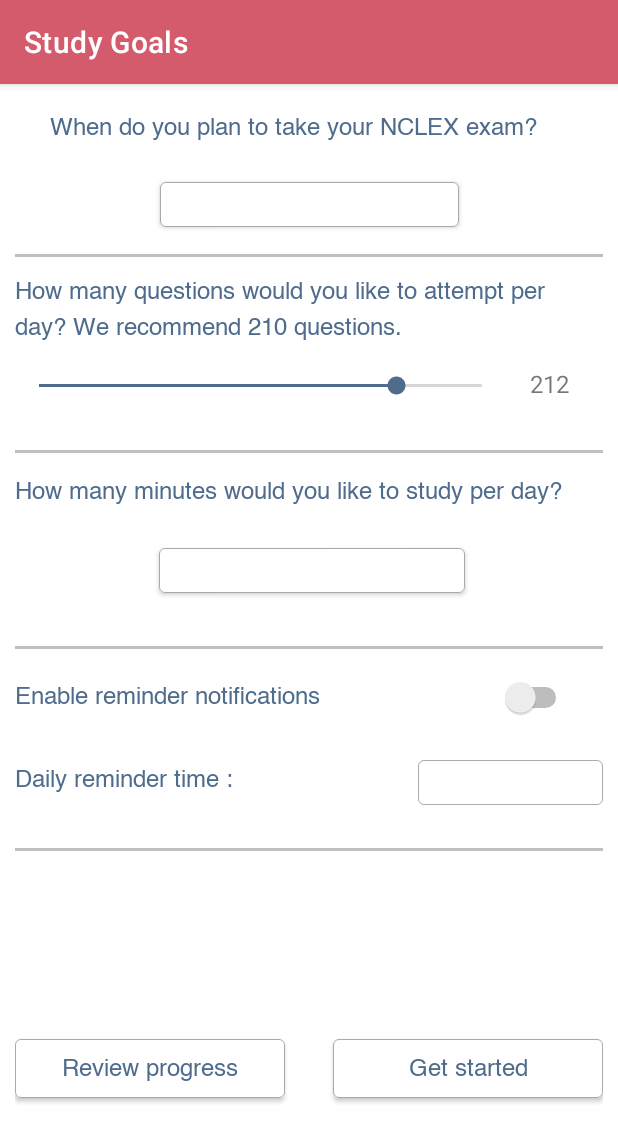
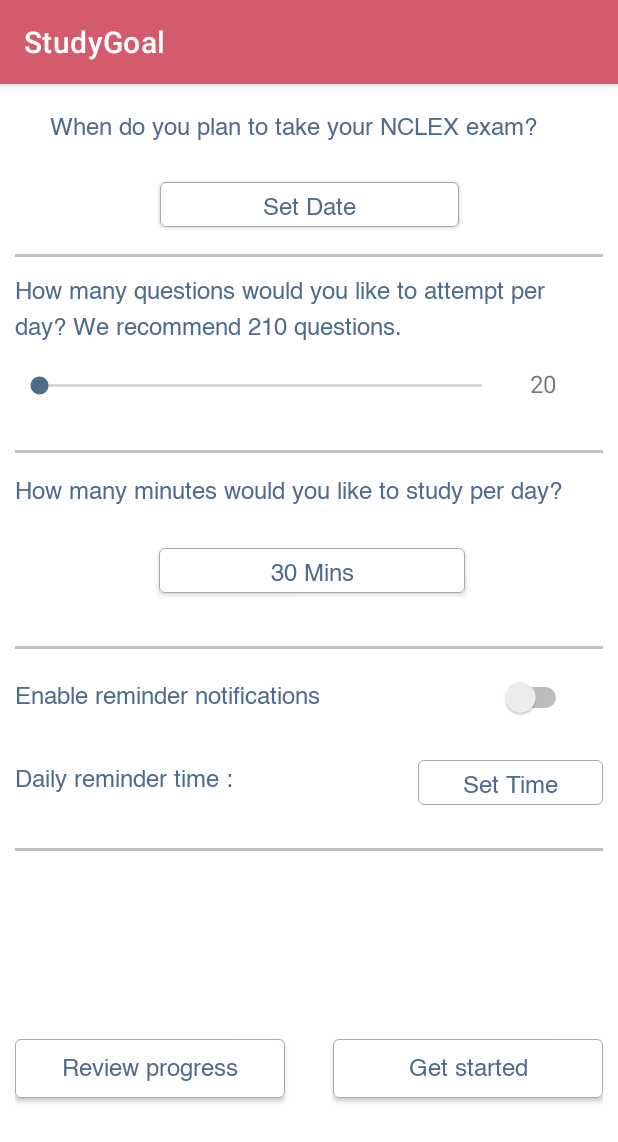
Before and after one commit to Tijil-Parmar/Android_Training, an Android app: the screen it shows after launch (MainActivity), on a phone screen of 412 x 824 dp. Shown: the top 1142 px of the screen. Run offline under Robolectric (Android 15) with nearby library versions, the phone set to English and light mode, and no system bars.

Commit message:
12/02/2021 Update

```diff
--- a/app/src/main/java/com/example/StudyGoals/MainActivity.java
+++ b/app/src/main/java/com/example/StudyGoals/MainActivity.java
@@ -22,46 +22,35 @@ import java.util.Calendar;
 
 public class MainActivity extends AppCompatActivity implements DatePickerDialog.OnDateSetListener, TimePickerDialog.OnTimeSetListener {
 
-    Button displayStudyTime;
+    public static SharedPreferences preferences;
+    TextView displayStudyTime;
     TextView displayUserSelectedQuestions;
     SeekBar numberOfQuestionsSeekbar;
     Switch studyReminderSwitch;
-    Button displayReminderTimeBtn;//Convert buttons to textView
+    TextView displayReminderTimeBtn;
     Button getStartedBtn;
-    Button displayExamDate;
+    TextView displayExamDate;
     boolean saveSwitchState;
 
-//    @RequiresApi(api = Build.VERSION_CODES.M)
-//    public static SharedPreferences preferences;
-//    @RequiresApi(api = Build.VERSION_CODES.M)
     protected void onCreate(Bundle savedInstanceState) {
         super.onCreate(savedInstanceState);
-//        preferences = getSharedPreferences( getPackageName() + "_preferences", MODE_PRIVATE);
-        setTitle("Study Goals");
         setContentView(R.layout.activity_main);
         numberOfQuestionsSeekbar =findViewById(R.id.numberOfQuestionsSeekbar);
         numberOfQuestionsSeekbar.incrementProgressBy(10);
         numberOfQuestionsSeekbar.setMax(270);
-        if (Build.VERSION.SDK_INT >= Build.VERSION_CODES.O) {
-            numberOfQuestionsSeekbar.setMin(20);
-        }
-        //setting the state of the switch a
         studyReminderSwitch =findViewById(R.id.enableNotificationSwitch);
-        displayExamDate = (Button) findViewById(R.id.setDateButton);
-        displayReminderTimeBtn = (Button) findViewById(R.id.setTimeButton);
-        displayStudyTime =findViewById(R.id.setDurationButton);
+        displayExamDate = findViewById(R.id.setDateTV);
+        displayReminderTimeBtn = findViewById(R.id.setTimeTV);
+        displayStudyTime =findViewById(R.id.setDurationTV);
         displayUserSelectedQuestions =findViewById(R.id.numberOfQuestionsSeekBar);
-
-        StudyGoal studyGoal=new StudyGoal(displayExamDate.getText().toString(), displayStudyTime.getText().toString(), displayUserSelectedQuestions.getText().toString(), displayReminderTimeBtn.getText().toString(), studyReminderSwitch.isChecked());
-
+        StudyGoal studyGoal=StudyGoal.getStudyGoalobject();
         displayExamDate.setText(studyGoal.getExamDate());
-        displayReminderTimeBtn.setText(studyGoal.getReminderTime());
-//        sliderValue.setText(studyGoal.getNumberOfQuestions());
-        displayStudyTime.setText(studyGoal.getDuration());
-        studyReminderSwitch.setChecked(studyGoal.getSwitchState());
-        displayExamDate.setText(studyGoal.getExamDate());
-//        studyGoal.SGfetchdata();
-        //Set Time button on click implementation
+        displayStudyTime.setText(studyGoal.getStudyDuration()+" Mins");
+        displayReminderTimeBtn.setText(studyGoal.getNotificationReminderTime());
+        displayUserSelectedQuestions.setText(studyGoal.getNumberOfQuestions()+" ");
+        numberOfQuestionsSeekbar.setProgress((studyGoal.getNumberOfQuestions()));
+        studyReminderSwitch.setChecked(studyGoal.getReminder());
+        preferences = getSharedPreferences( getPackageName() + "_preferences", MODE_PRIVATE);
         displayReminderTimeBtn.setOnClickListener(new View.OnClickListener() {
             @Override
             public void onClick(View view) {
@@ -84,7 +73,6 @@ public class MainActivity extends AppCompatActivity implements DatePickerDialog.
                 }
             }
         });
-        //Below we have the implementation for Setting number of Minutes per Day by the user
         final int[] hourDuration = new int[1];
         final int[] minuteDuration = new int[1];
         displayStudyTime.setOnClickListener(new View.OnClickListener() {
@@ -100,6 +88,8 @@ public class MainActivity extends AppCompatActivity implements DatePickerDialog.
                             Calendar c1=Calendar.getInstance();
                             c1.set(0,0,0, hourDuration[0], minuteDuration[0]);
                             displayStudyTime.setText(android.text.format.DateFormat.format("hh:mm",c1));
+                                studyGoal.studyDuration = hourDuration[0]*60 + minuteDuration[0];
+                                displayStudyTime.setText(studyGoal.studyDuration+" Mins");
                             }
                         },24,0,true
                 );
@@ -120,12 +110,10 @@ public class MainActivity extends AppCompatActivity implements DatePickerDialog.
 
             @Override
             public void onStartTrackingTouch(SeekBar seekBar) {
-
             }
 
             @Override
             public void onStopTrackingTouch(SeekBar seekBar) {
-
             }
         });
         //"Set Date" implementation
@@ -140,16 +128,16 @@ public class MainActivity extends AppCompatActivity implements DatePickerDialog.
         getStartedBtn.setOnClickListener(new View.OnClickListener() {
             @Override
             public void onClick(View view) {
-                studyGoal.setDuration(displayStudyTime.getText().toString());
-                studyGoal.setExamDate(displayExamDate.getText().toString());
-                studyGoal.setNumberOfQuestions(displayUserSelectedQuestions.getText().toString());
-                studyGoal.setReminderTime(displayReminderTimeBtn.getText().toString());
-                studyGoal.setSwitchState(saveSwitchState);
+                String a= (String) displayUserSelectedQuestions.getText();
+                studyGoal.numberOfQuestions=Integer.parseInt(a);
+                studyGoal.examDate= (String) displayExamDate.getText();
+                studyGoal.isReminder=saveSwitchState;
+                studyGoal.notificationReminderTime= (String) displayReminderTimeBtn.getText();
+                studyGoal.studyDuration= Integer.parseInt((String) displayStudyTime.getText());
+                studyGoal.toString();
             }
         });
     }
-
-
 
     @Override
     public void onDateSet(DatePicker datePicker, int year, int month, int day) {
@@ -158,14 +146,13 @@ public class MainActivity extends AppCompatActivity implements DatePickerDialog.
         c.set(Calendar.MONTH, month);
         c.set(Calendar.DAY_OF_MONTH, day);
         String examDateString = DateFormat.getDateInstance().format(c.getTime());
-        Button setDate=(Button)findViewById(R.id.setDateButton);
+        TextView setDate=findViewById(R.id.setDateTV);
         setDate.setText(examDateString);
-
     }
 
     @Override
     public void onTimeSet(TimePicker timePicker, int hour, int minute) {
-        displayReminderTimeBtn = findViewById(R.id.setTimeButton);
+        displayReminderTimeBtn = findViewById(R.id.setTimeTV);
         displayReminderTimeBtn.setText(hour+":"+minute);
     }
 }
--- a/app/src/main/java/com/example/StudyGoals/StudyGoal.java
+++ b/app/src/main/java/com/example/StudyGoals/StudyGoal.java
@@ -1,106 +1,79 @@
 package com.example.StudyGoals;
 
-import android.os.Build;
-import android.util.Log;
+public class StudyGoal {
+    String examDate = "Set Date";
+    String notificationReminderTime = "Set Time";
+    int numberOfQuestions = 20;
+    int studyDuration = 30;
+    Boolean isReminder = false;
+    static StudyGoal studyGoal;
 
-import androidx.annotation.RequiresApi;
-
-public class StudyGoal {
-    String examDate, duration, numberOfQuestions, reminderTime;
-    Boolean switchState;
-    public static final String SET_DURATION = "";
-    public static final String SET_TIME = "";
-    public static final String SET_DATE = "";
-    public static final String NO_OF_QUESTIONS = "";
-    public static final Boolean SWITCH_STATE= Boolean.valueOf("switchstate");
-    StudyGoal(){
-
-    }
-    public StudyGoal(String examDate, String duration, String numberOfQuestions, String reminderTime, Boolean switchState) {
-        this.examDate = examDate;
-        Log.d("examDateConstructor",examDate);
-        this.duration = duration;
-        this.numberOfQuestions = numberOfQuestions;
-        this.reminderTime = reminderTime;
-        this.switchState = switchState;
+    private StudyGoal() {
     }
 
-//    @RequiresApi(api = Build.VERSION_CODES.M)
-//    public void run()
-//    {
-////        StudyGoalManager studyGoalManager = new StudyGoalManager(examDate, duration, numberOfQuestions, reminderTime, switchState);
-////        studyGoalManager.commitData();
-//
-//    }
-//    @RequiresApi(api = Build.VERSION_CODES.M)
-//    public void SGfetchdata() {
-//        StudyGoalManager study = new StudyGoalManager();
-//        examDate = study.getExamDate();
-//        duration = study.getDuration();
-//        numberOfQuestions = study.getNumberOfQuestions();
-//        reminderTime = study.getReminderTime();
-//        switchState = study.getSwitchState();
-//    }
-
-    @RequiresApi(api = Build.VERSION_CODES.M)
-    public String getExamDate() {
-        MainActivity.preferences.getString(SET_DATE,"Set Date");
-        Log.d("examDate in Getter",SET_DATE);
-        return SET_DATE;
+    public static StudyGoal getStudyGoalobject() {
+        if (studyGoal == null) {
+            studyGoal = new StudyGoal();
+        }
+        return studyGoal;
     }
 
-    @RequiresApi(api = Build.VERSION_CODES.M)
-    public void setExamDate(String examDate) {
-        MainActivity.preferences.edit().putString(SET_DATE, examDate).commit();
-        Log.d("examDate in Setter",SET_DATE);
-        this.examDate = SET_DATE;
+    public String getExamDate() {
+        return examDate;
     }
 
-    @RequiresApi(api = Build.VERSION_CODES.M)
-    public String getDuration() {
-        MainActivity.preferences.getString(SET_DURATION,"Set Duration");
-        return SET_DURATION;
+    public void setExamDate(String examDate) {
+        this.examDate = examDate;
     }
 
-    @RequiresApi(api = Build.VERSION_CODES.M)
-    public void setDuration(String duration) {
-        MainActivity.preferences.edit().putString(SET_DURATION, duration).commit();
-        this.duration = SET_DURATION;
+    public String getNotificationReminderTime() {
+        return notificationReminderTime;
     }
 
-    @RequiresApi(api = Build.VERSION_CODES.M)
-    public String getNumberOfQuestions() {
-        MainActivity.preferences.getString( NO_OF_QUESTIONS ,"30");
-        return NO_OF_QUESTIONS;
+    public void setNotificationReminderTime(String notificationReminderTime) {
+        this.notificationReminderTime = notificationReminderTime;
     }
 
-    @RequiresApi(api = Build.VERSION_CODES.M)
-    public void setNumberOfQuestions(String numberOfQuestions) {
-        MainActivity.preferences.edit().putString(NO_OF_QUESTIONS, numberOfQuestions).commit();
-        this.numberOfQuestions = NO_OF_QUESTIONS;
+    public int getNumberOfQuestions() {
+        return numberOfQuestions;
     }
 
-    @RequiresApi(api = Build.VERSION_CODES.M)
-    public String getReminderTime() {
-        MainActivity.preferences.getString(SET_TIME,"Set Time");
-        return SET_TIME;
+    public void setNumberOfQuestions(int numberOfQuestions) {
+        this.numberOfQuestions = numberOfQuestions;
     }
 
-    @RequiresApi(api = Build.VERSION_CODES.M)
-    public void setReminderTime(String reminderTime) {
-        MainActivity.preferences.edit().putString(SET_TIME, reminderTime).commit();
-        this.reminderTime = SET_TIME;
+    public int getStudyDuration() {
+        return studyDuration;
     }
 
-    @RequiresApi(api = Build.VERSION_CODES.M)
-    public Boolean getSwitchState() {
-        MainActivity.preferences.getBoolean(String.valueOf(SWITCH_STATE),false);
-        return SWITCH_STATE;
+    public void setStudyDuration(int studyDuration) {
+        this.studyDuration = studyDuration;
     }
 
-    @RequiresApi(api = Build.VERSION_CODES.M)
-    public void setSwitchState(Boolean switchState) {
-        MainActivity.preferences.edit().putBoolean(String.valueOf(SWITCH_STATE), switchState).commit();
-        this.switchState = SWITCH_STATE;
+    public Boolean getReminder() {
+        return isReminder;
+    }
+
+    public void setReminder(Boolean reminder) {
+        isReminder = reminder;
+    }
+
+    public static StudyGoal getStudyGoal() {
+        return studyGoal;
+    }
+
+    public static void setStudyGoal(StudyGoal studyGoal) {
+        StudyGoal.studyGoal = studyGoal;
+    }
+
+    @Override
+    public String toString() {
+        return "StudyGoal{" +
+                "examDate='" + examDate + '\'' +
+                ", studyDuration='" + studyDuration + '\'' +
+                ", numberOfQuestions='" + numberOfQuestions + '\'' +
+                ", notificationReminderTime='" + notificationReminderTime + '\'' +
+                ", isReminder=" + isReminder +
+                '}';
     }
 }
--- a/app/src/main/res/drawable/rounded_button.xml
+++ /dev/null
@@ -1,6 +0,0 @@
-<?xml version="1.0" encoding="utf-8"?>
-<shape xmlns:android="http://schemas.android.com/apk/res/android"
-    android:shape="rectangle">
-    <corners android:radius="7dp"></corners>
-
-</shape>
--- /dev/null
+++ b/app/src/main/res/drawable/textviewborder.xml
@@ -0,0 +1,6 @@
+<?xml version="1.0" encoding="utf-8"?>
+<shape xmlns:android="http://schemas.android.com/apk/res/android">
+    <solid android:color="@android:color/white" />
+    <stroke android:width="1dip" android:color="#B5B5B5"/>
+    <corners android:radius="5dp"></corners>
+</shape>
--- a/app/src/main/res/layout-v28/activity_main.xml
+++ b/app/src/main/res/layout-v28/activity_main.xml
@@ -67,7 +67,7 @@
             app:layout_constraintEnd_toEndOf="parent"
             app:layout_constraintHorizontal_bias="0.0"
             app:layout_constraintStart_toStartOf="parent"
-            app:layout_constraintTop_toBottomOf="@+id/setDateButton" />
+            app:layout_constraintTop_toBottomOf="@+id/setDateTV" />
 
         <TextView
             android:id="@+id/numberOfMinutesTextView"
@@ -103,7 +103,7 @@
             tools:ignore="UseSwitchCompatOrMaterialXml" />
 
         <com.google.android.material.button.MaterialButton
-            android:id="@+id/setDateButton"
+            android:id="@+id/setDateTV"
             android:layout_width="199dp"
             android:layout_height="42dp"
             android:layout_marginLeft="10dp"
@@ -132,7 +132,7 @@
             app:layout_constraintBottom_toTopOf="@+id/numberOfQuestionsTextView"
             app:layout_constraintEnd_toEndOf="parent"
             app:layout_constraintStart_toStartOf="parent"
-            app:layout_constraintTop_toBottomOf="@+id/setDateButton" />
+            app:layout_constraintTop_toBottomOf="@+id/setDateTV" />
 
         <com.google.android.material.button.MaterialButton
             android:id="@+id/reviewProgressButton"
@@ -197,11 +197,11 @@
             app:layout_constraintHorizontal_bias="0.0"
             app:layout_constraintStart_toStartOf="parent"
             android:clickable="false"
-            app:layout_constraintTop_toBottomOf="@+id/setDurationButton"
+            app:layout_constraintTop_toBottomOf="@+id/setDurationTV"
             app:layout_constraintVertical_bias="0.648" />
 
         <com.google.android.material.button.MaterialButton
-            android:id="@+id/setTimeButton"
+            android:id="@+id/setTimeTV"
             android:layout_width="123dp"
             android:layout_height="42dp"
             android:layout_marginBottom="144dp"
@@ -221,7 +221,7 @@
             app:strokeWidth="0.7dp" />
 
         <com.google.android.material.button.MaterialButton
-            android:id="@+id/setDurationButton"
+            android:id="@+id/setDurationTV"
             android:layout_width="204dp"
             android:layout_height="42dp"
             android:layout_marginLeft="5dp"
--- a/app/src/main/res/layout/activity_main.xml
+++ b/app/src/main/res/layout/activity_main.xml
@@ -36,7 +36,7 @@
             app:layout_constraintHorizontal_bias="0.0"
             app:layout_constraintStart_toStartOf="parent"
             app:layout_constraintTop_toBottomOf="@+id/numberOfQuestionsSeekbar"
-            app:layout_constraintVertical_bias="0.289" />
+            app:layout_constraintVertical_bias="0.666" />
 
         <TextView
             android:id="@+id/examDateTextView"
@@ -57,16 +57,18 @@
             android:id="@+id/numberOfQuestionsTextView"
             android:layout_width="387dp"
             android:layout_height="46dp"
-            android:layout_marginTop="24dp"
+            android:layout_marginBottom="161dp"
             android:fontFamily="@font/helvetica"
             android:lineSpacingExtra="8sp"
             android:text="@string/questionsPerDayTextView"
             android:textColor="#4f6c8d"
             android:textSize="16sp"
+            app:layout_constraintBottom_toTopOf="@+id/enableNotificationSwitch"
             app:layout_constraintEnd_toEndOf="parent"
             app:layout_constraintHorizontal_bias="0.0"
             app:layout_constraintStart_toStartOf="parent"
-            app:layout_constraintTop_toBottomOf="@+id/setDateButton" />
+            app:layout_constraintTop_toBottomOf="@+id/setDateTV"
+            app:layout_constraintVertical_bias="1.0" />
 
         <TextView
             android:id="@+id/numberOfMinutesTextView"
@@ -101,37 +103,16 @@
             app:layout_constraintVertical_bias="0.528"
             tools:ignore="UseSwitchCompatOrMaterialXml" />
 
-        <com.google.android.material.button.MaterialButton
-            android:id="@+id/setDateButton"
-            android:layout_width="199dp"
-            android:layout_height="42dp"
-            android:layout_marginLeft="10dp"
-            android:layout_marginTop="8dp"
-            android:layout_marginRight="10dp"
-            android:backgroundTint="@color/white"
-            android:fontFamily="@font/helvetica"
-            android:text="@string/setDate"
-            android:textAppearance="@style/TextAppearance.AppCompat.Body1"
-            android:textColor="#4f6c8d"
-
-            android:textSize="16sp"
-            app:layout_constraintEnd_toEndOf="parent"
-            app:layout_constraintStart_toStartOf="parent"
-            app:layout_constraintTop_toBottomOf="@+id/examDateTextView"
-            app:strokeColor="#AAAAAA"
-            app:strokeWidth="0.7dp" />
-
         <View
             android:id="@+id/view4"
             android:layout_width="wrap_content"
             android:layout_height="2dp"
-            android:layout_marginTop="1dp"
             android:background="#BFBFBF"
             android:outlineSpotShadowColor="#BFBFBF"
             app:layout_constraintBottom_toTopOf="@+id/numberOfQuestionsTextView"
             app:layout_constraintEnd_toEndOf="parent"
-            app:layout_constraintStart_toStartOf="parent"
-            app:layout_constraintTop_toBottomOf="@+id/setDateButton" />
+            app:layout_constraintHorizontal_bias="0.0"
+            app:layout_constraintStart_toStartOf="parent" />
 
         <com.google.android.material.button.MaterialButton
             android:id="@+id/reviewProgressButton"
@@ -181,6 +162,7 @@
             android:layout_marginTop="20dp"
             android:fontFamily="@font/helvetica"
             android:text="@string/daily_reminder_time"
+            android:gravity="center_vertical"
             android:textColor="#4f6c8d"
             android:textSize="16dp"
             app:layout_constraintStart_toStartOf="parent"
@@ -191,58 +173,12 @@
             android:layout_width="wrap_content"
             android:layout_height="2dp"
             android:background="#BFBFBF"
-            android:layout_marginTop="10dp"
+            android:clickable="false"
             android:outlineSpotShadowColor="#BFBFBF"
             app:layout_constraintBottom_toTopOf="@+id/enableNotificationSwitch"
             app:layout_constraintEnd_toEndOf="parent"
             app:layout_constraintHorizontal_bias="0.0"
-            app:layout_constraintStart_toStartOf="parent"
-            android:clickable="false"
-            app:layout_constraintTop_toBottomOf="@+id/setDurationButton"
-            app:layout_constraintVertical_bias="0.648" />
-
-        <com.google.android.material.button.MaterialButton
-            android:id="@+id/setTimeButton"
-            android:layout_width="123dp"
-            android:layout_height="42dp"
-            android:layout_marginBottom="144dp"
-            android:backgroundTint="@color/white"
-            android:clickable="false"
-            android:enabled="false"
-            android:textAlignment="center"
-
-            android:fontFamily="@font/helvetica"
-            android:text="@string/set_time"
-            android:textAppearance="@style/TextAppearance.AppCompat.Body1"
-            android:textColor="#4f6c8d"
-            android:textSize="16sp"
-            app:layout_constraintBottom_toTopOf="@+id/getStartedButton"
-            app:layout_constraintEnd_toEndOf="parent"
-            app:layout_constraintHorizontal_bias="1.0"
-            app:layout_constraintStart_toEndOf="@+id/setReminderTimeTextView"
-            app:strokeColor="#AAAAAA"
-            app:strokeWidth="0.7dp" />
-
-        <com.google.android.material.button.MaterialButton
-            android:id="@+id/setDurationButton"
-            android:layout_width="204dp"
-            android:layout_height="42dp"
-            android:layout_marginLeft="5dp"
-            android:backgroundTint="@color/white"
-            android:fontFamily="@font/helvetica"
-            android:text="@string/set_duration"
-            android:textAlignment="center"
-            android:textAppearance="@style/TextAppearance.AppCompat.Body1"
-            android:textColor="#4f6c8d"
-            android:textSize="16sp"
-            app:layout_constraintBottom_toTopOf="@+id/enableNotificationSwitch"
-            app:layout_constraintEnd_toEndOf="parent"
-            app:layout_constraintHorizontal_bias="0.513"
-            app:layout_constraintStart_toStartOf="parent"
-            app:layout_constraintTop_toBottomOf="@+id/numberOfMinutesTextView"
-            app:layout_constraintVertical_bias="0.166"
-            app:strokeColor="#AAAAAA"
-            app:strokeWidth="0.7dp" />
+            app:layout_constraintStart_toStartOf="parent" />
 
         <TextView
             android:id="@+id/numberOfQuestionsSeekBar"
@@ -250,27 +186,75 @@
             android:layout_height="25dp"
             android:layout_marginTop="12dp"
             android:layout_marginEnd="4dp"
-            android:text="30"
             android:textSize="16sp"
             app:layout_constraintBottom_toBottomOf="@+id/numberOfQuestionsSeekbar"
             app:layout_constraintEnd_toEndOf="parent"
-            app:layout_constraintHorizontal_bias="0.8"
+            app:layout_constraintHorizontal_bias="0.897"
             app:layout_constraintStart_toEndOf="@+id/numberOfQuestionsSeekbar"
             app:layout_constraintTop_toBottomOf="@+id/numberOfQuestionsTextView"
-            app:layout_constraintVertical_bias="0.0" />
+            app:layout_constraintVertical_bias="0.642" />
 
         <SeekBar
             android:id="@+id/numberOfQuestionsSeekbar"
             android:layout_width="337dp"
             android:layout_height="30dp"
             android:elevation="@dimen/cardview_compat_inset_shadow"
-            android:progress="30"
+            android:progress="20"
+            android:min="20"
             android:theme="@style/SeekBarColor"
             android:thumbTint="#4f6c8d"
             app:layout_constraintBottom_toTopOf="@+id/numberOfMinutesTextView"
             app:layout_constraintStart_toStartOf="parent"
             app:layout_constraintTop_toBottomOf="@+id/numberOfQuestionsTextView"
-            app:layout_constraintVertical_bias="0.215" />
+            app:layout_constraintVertical_bias="0.411" />
+
+        <TextView
+            android:id="@+id/setDateTV"
+            android:layout_width="221dp"
+            android:layout_height="35dp"
+            android:layout_marginTop="8dp"
+            android:background="@drawable/textviewborder"
+            android:gravity="center"
+            android:text="Set Date"
+            android:textAlignment="center"
+            android:textColor="#4f6c8d"
+            android:textSize="16sp"
+            app:layout_constraintEnd_toEndOf="parent"
+            app:layout_constraintStart_toStartOf="parent"
+            app:layout_constraintTop_toBottomOf="@+id/examDateTextView" />
+
+        <TextView
+            android:id="@+id/setDurationTV"
+            android:layout_width="221dp"
+            android:layout_height="35dp"
+            android:background="@drawable/textviewborder"
+            android:gravity="center"
+            android:text="30 Mins"
+            android:textAlignment="center"
+            android:textColor="#4f6c8d"
+            android:textSize="16sp"
+            app:layout_constraintBottom_toTopOf="@+id/view2"
+            app:layout_constraintEnd_toEndOf="parent"
+            app:layout_constraintStart_toStartOf="parent"
+            app:layout_constraintTop_toBottomOf="@+id/numberOfMinutesTextView" />
+
+        <TextView
+            android:id="@+id/setTimeTV"
+            android:layout_width="154dp"
+            android:layout_height="35dp"
+            android:layout_marginTop="20dp"
+            android:background="@drawable/textviewborder"
+            android:gravity="center"
+            android:text="Set Time"
+            android:textAlignment="center"
+            android:textColor="#4f6c8d"
+            android:textSize="16sp"
+            app:layout_constraintBottom_toTopOf="@+id/getStartedButton"
+            app:layout_constraintEnd_toEndOf="parent"
+            app:layout_constraintHorizontal_bias="0.846"
+            app:layout_constraintStart_toEndOf="@+id/setReminderTimeTextView"
+            app:layout_constraintTop_toBottomOf="@+id/enableNotificationSwitch"
+            app:layout_constraintVertical_bias="0.0" />
 
 
     </androidx.constraintlayout.widget.ConstraintLayout>
```
Also changed, not shown: app/src/main/java/com/example/StudyGoals/StudyGoalManager.java (+50 -53 lines).
